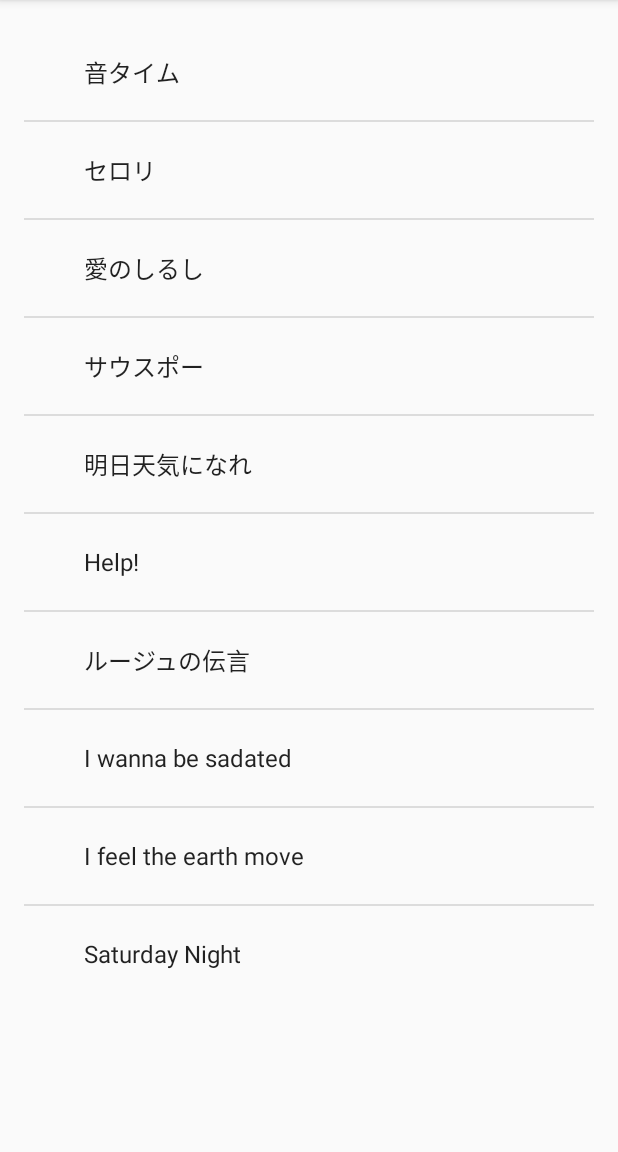
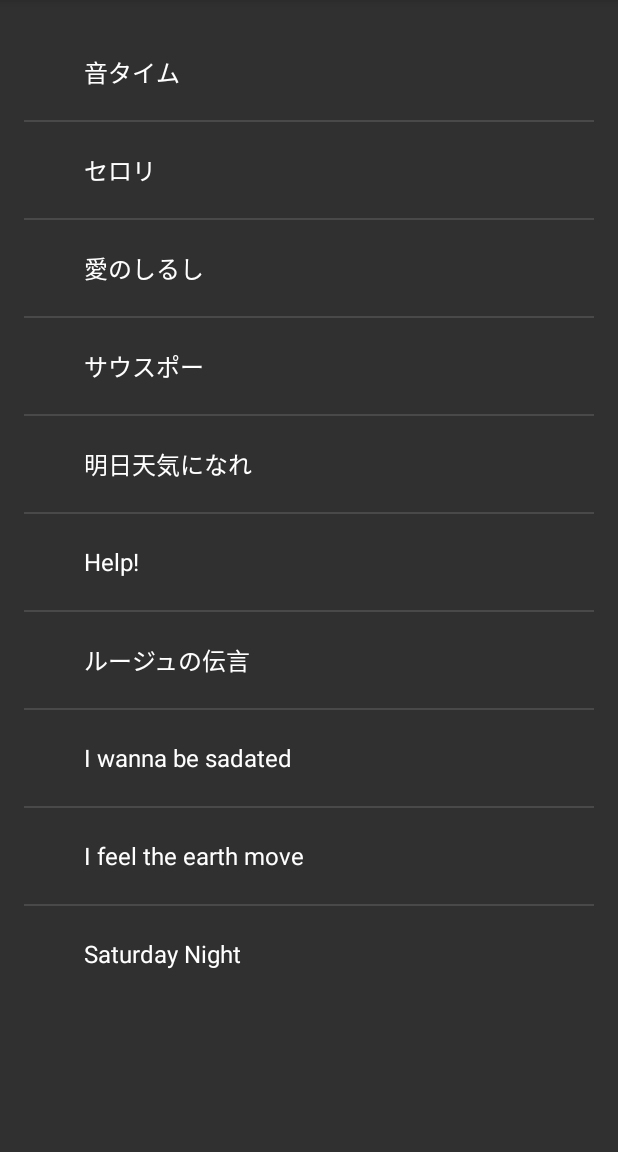
Before and after one commit to yujitorihata/songnote, an Android app: the screen it shows after launch (MainActivity), on a phone screen of 412 x 824 dp, the part 84-1236 px from its top. Run offline under Robolectric (Android 15) with nearby library versions, the phone set to English and light mode, and no system bars.

Commit message:
スタイルの設定＆詳細ページでのタイトル設定

```diff
--- a/songnote2/app/src/main/AndroidManifest.xml
+++ b/songnote2/app/src/main/AndroidManifest.xml
@@ -17,8 +17,7 @@
             </intent-filter>
         </activity>
         <activity
-            android:name=".Detail1"
-            android:label="@string/title_activity_detail1" >
+            android:name=".Detail1">
         </activity>
     </application>
 
--- /dev/null
+++ b/songnote2/app/src/main/res/values/color.xml
@@ -0,0 +1,7 @@
+<?xml version="1.0" encoding="utf-8"?>
+<resources>
+    <item type="color" name="primary_dark">#3CA39C</item>
+    <item type="color" name="primary">#44C2B3</item>
+    <item type="color" name="accent">#FF827D</item>
+    <item type="color" name="primary_bg">#F9F5D0</item>
+</resources>
--- a/songnote2/app/src/main/res/values/styles.xml
+++ b/songnote2/app/src/main/res/values/styles.xml
@@ -1,8 +1,11 @@
 <resources>
 
-    <!-- Base application theme. -->
-    <style name="AppTheme" parent="Theme.AppCompat.Light.DarkActionBar">
-        <!-- Customize your theme here. -->
+    <!-- inherit from the material theme -->
+    <style name="AppTheme" parent="Theme.AppCompat">
+        <item name="android:colorPrimary">@color/primary</item>
+        <item name="android:colorPrimaryDark">@color/primary_dark</item>
+        <item name="android:colorAccent">@color/accent</item>
+        <!--<item name="android:windowBackground">@color/primary_bg</item>-->
     </style>
 
 </resources>
```
Also changed, not shown: songnote2/app/src/main/java/jp/torihata/songnote/Detail1Fragment.java (+6 -1 lines).
